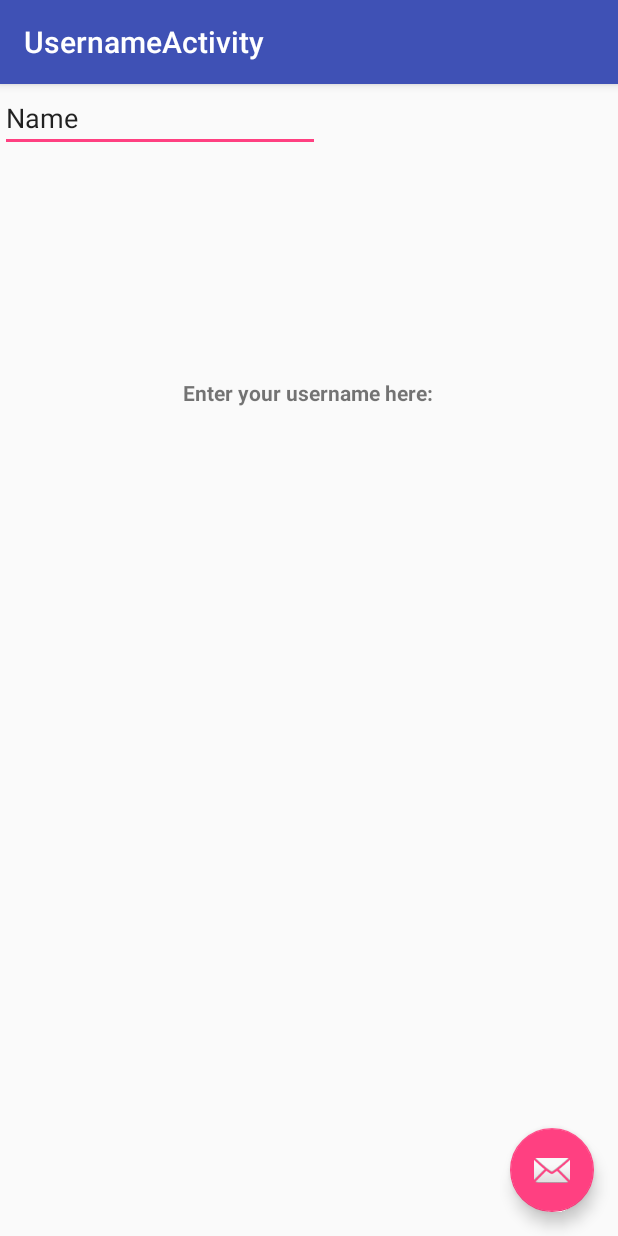
After one commit to amikmandal/LendIt, an Android app: the UsernameActivity screen opened directly, with no data from a screen before it, on a phone screen of 412 x 824 dp. The commit adds this screen. Run offline under Robolectric (Android 15) with nearby library versions, the phone set to English and light mode, and no system bars; Roboto replaces fonts that are not available here; 2 statements that could not run were skipped.

Commit message:
sabrinas working changes

```diff
--- a/app/build.gradle
+++ b/app/build.gradle
@@ -42,9 +42,6 @@ dependencies {
     compile 'com.firebase:firebase-client-android:2.5.0'
 
 
-
-
-
 }
 
 apply plugin: 'com.google.gms.google-services'
--- /dev/null
+++ b/app/src/main/java/com/example/sabrinapin/lendit/UsernameActivity.java
@@ -0,0 +1,56 @@
+package com.example.sabrinapin.lendit;
+
+import android.content.Intent;
+import android.content.SharedPreferences;
+import android.os.Bundle;
+import android.support.design.widget.FloatingActionButton;
+import android.support.design.widget.Snackbar;
+import android.support.v7.app.AppCompatActivity;
+import android.support.v7.widget.Toolbar;
+import android.view.View;
+import android.widget.EditText;
+import android.widget.TextView;
+
+import static com.example.sabrinapin.lendit.LoginActivity.USERNAME;
+import static com.example.sabrinapin.lendit.LoginActivity.USER_LAST_NAME;
+import static com.example.sabrinapin.lendit.LoginActivity.loginDecision;
+import static com.example.sabrinapin.lendit.LoginActivity.mUser;
+
+public class UsernameActivity extends AppCompatActivity {
+
+    EditText usernameView;
+    TextView welcomeView;
+    private String usernameInput;
+    SharedPreferences sharedPref;
+
+    @Override
+    protected void onCreate(Bundle savedInstanceState) {
+        super.onCreate(savedInstanceState);
+        setContentView(R.layout.activity_username);
+
+        welcomeView = findViewById(R.id.welcomeMessage);
+        usernameView = findViewById(R.id.usernameInput);
+
+
+        String userId = mUser.getUSER_ID();
+        if(true){ Intent intent = new Intent(UsernameActivity.this, MainActivity.class);}
+
+        USERNAME = usernameView.getText().toString();
+        mUser.setUSERNAME(USERNAME);
+        sharedPref= getSharedPreferences(loginDecision, MODE_PRIVATE);
+        sharedPref.edit().putString("userName",USERNAME).commit();
+
+        Toolbar toolbar = (Toolbar) findViewById(R.id.toolbar);
+        setSupportActionBar(toolbar);
+
+        FloatingActionButton fab = (FloatingActionButton) findViewById(R.id.fab);
+        fab.setOnClickListener(new View.OnClickListener() {
+            @Override
+            public void onClick(View view) {
+                Snackbar.make(view, "Replace with your own action", Snackbar.LENGTH_LONG)
+                        .setAction("Action", null).show();
+            }
+        });
+    }
+
+}
--- /dev/null
+++ b/app/src/main/res/layout/activity_username.xml
@@ -0,0 +1,33 @@
+<?xml version="1.0" encoding="utf-8"?>
+<android.support.design.widget.CoordinatorLayout xmlns:android="http://schemas.android.com/apk/res/android"
+    xmlns:app="http://schemas.android.com/apk/res-auto"
+    xmlns:tools="http://schemas.android.com/tools"
+    android:layout_width="match_parent"
+    android:layout_height="match_parent"
+    tools:context="com.example.sabrinapin.lendit.UsernameActivity">
+
+    <android.support.design.widget.AppBarLayout
+        android:layout_width="match_parent"
+        android:layout_height="wrap_content"
+        android:theme="@style/AppTheme.AppBarOverlay">
+
+        <android.support.v7.widget.Toolbar
+            android:id="@+id/toolbar"
+            android:layout_width="match_parent"
+            android:layout_height="?attr/actionBarSize"
+            android:background="?attr/colorPrimary"
+            app:popupTheme="@style/AppTheme.PopupOverlay" />
+
+    </android.support.design.widget.AppBarLayout>
+
+    <include layout="@layout/content_username" />
+
+    <android.support.design.widget.FloatingActionButton
+        android:id="@+id/fab"
+        android:layout_width="wrap_content"
+        android:layout_height="wrap_content"
+        android:layout_gravity="bottom|end"
+        android:layout_margin="@dimen/fab_margin"
+        app:srcCompat="@android:drawable/ic_dialog_email" />
+
+</android.support.design.widget.CoordinatorLayout>
--- /dev/null
+++ b/app/src/main/res/layout/content_username.xml
@@ -0,0 +1,33 @@
+<?xml version="1.0" encoding="utf-8"?>
+<android.support.constraint.ConstraintLayout xmlns:android="http://schemas.android.com/apk/res/android"
+    xmlns:app="http://schemas.android.com/apk/res-auto"
+    xmlns:tools="http://schemas.android.com/tools"
+    android:layout_width="match_parent"
+    android:layout_height="match_parent"
+    app:layout_behavior="@string/appbar_scrolling_view_behavior"
+    tools:context="com.example.sabrinapin.lendit.UsernameActivity"
+    tools:showIn="@layout/activity_username">
+
+    <TextView
+        android:id="@+id/welcomeMessage"
+        android:layout_width="wrap_content"
+        android:layout_height="0dp"
+        android:layout_marginEnd="124dp"
+        android:layout_marginTop="196dp"
+        android:text="Enter your username here:"
+        android:textAlignment="center"
+        android:textStyle="bold"
+        app:layout_constraintEnd_toEndOf="parent"
+        app:layout_constraintTop_toTopOf="parent" />
+
+    <EditText
+        android:id="@+id/usernameInput"
+        android:layout_width="wrap_content"
+        android:layout_height="wrap_content"
+        android:ems="10"
+        android:inputType="textPersonName"
+        android:text="Name"
+        tools:layout_editor_absoluteX="84dp"
+        tools:layout_editor_absoluteY="232dp" />
+
+</android.support.constraint.ConstraintLayout>
--- a/app/src/main/res/values/dimens.xml
+++ b/app/src/main/res/values/dimens.xml
@@ -2,4 +2,5 @@
     <!-- Default screen margins, per the Android Design guidelines. -->
     <dimen name="activity_horizontal_margin">16dp</dimen>
     <dimen name="activity_vertical_margin">16dp</dimen>
+    <dimen name="fab_margin">16dp</dimen>
 </resources>
--- a/app/src/main/res/values/strings.xml
+++ b/app/src/main/res/values/strings.xml
@@ -38,5 +38,6 @@
         <item>Jon Bellion</item>
         <item>Chance the Rapper</item>
     </string-array>
+    <string name="title_activity_username">UsernameActivity</string>
 
 </resources>
--- a/app/src/main/res/values/styles.xml
+++ b/app/src/main/res/values/styles.xml
@@ -9,4 +9,13 @@
         <item name="colorAccent">@color/colorAccent</item>
     </style>
 
+    <style name="AppTheme.NoActionBar">
+        <item name="windowActionBar">false</item>
+        <item name="windowNoTitle">true</item>
+    </style>
+
+    <style name="AppTheme.AppBarOverlay" parent="ThemeOverlay.AppCompat.Dark.ActionBar" />
+
+    <style name="AppTheme.PopupOverlay" parent="ThemeOverlay.AppCompat.Light" />
+
 </resources>
```
Also changed, not shown: app/src/main/AndroidManifest.xml (+11 -5 lines), app/src/main/java/com/example/sabrinapin/lendit/LoginActivity.java (+24 -8 lines), app/src/main/java/com/example/sabrinapin/lendit/MainActivity.java (+16 -5 lines), app/src/main/java/com/example/sabrinapin/lendit/User.java (+23 -3 lines).
